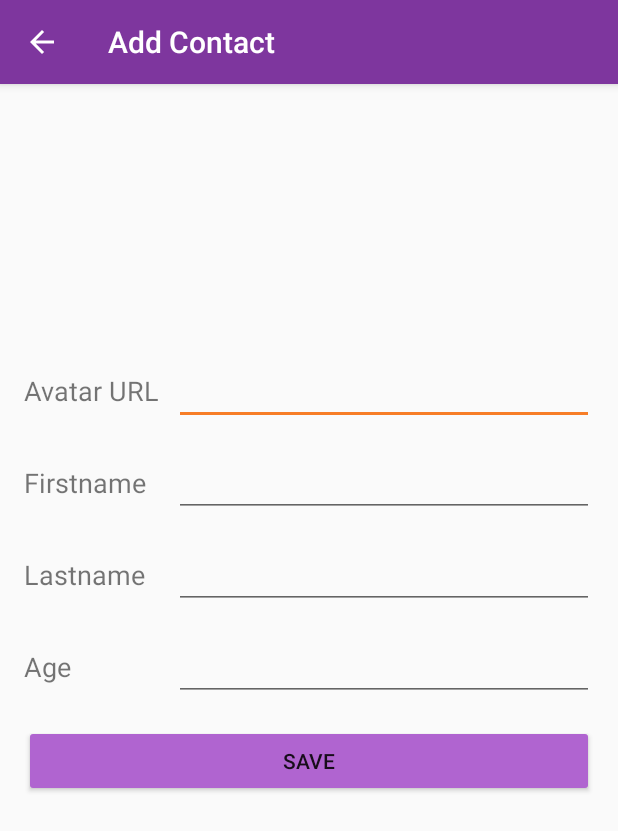
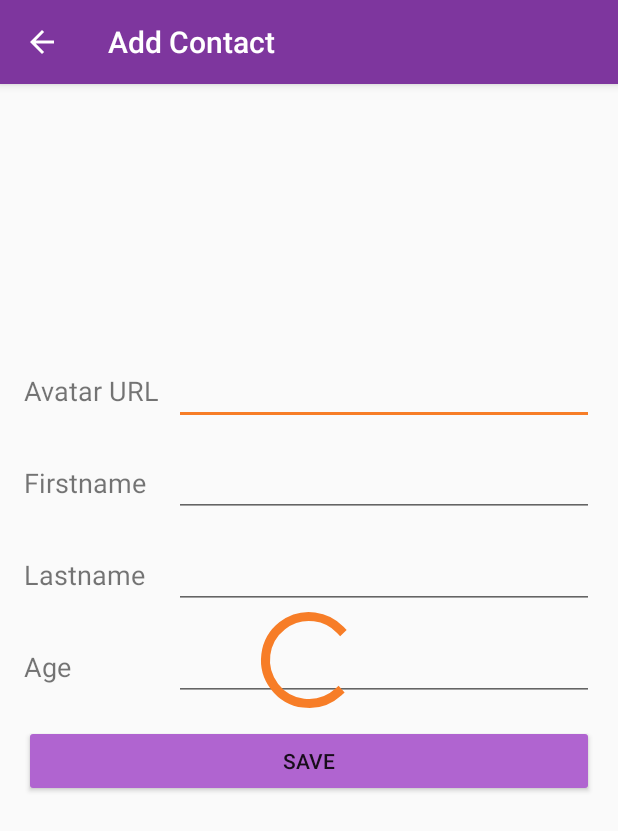
Before and after one commit to rezkyatinnov/jenius-contact-android, an Android app: the CreateUpdateContactActivity screen opened directly, with no data from a screen before it, on a phone screen of 412 x 824 dp. Shown: the top 831 px of the screen. Run offline under Robolectric (Android 15) with nearby library versions, the phone set to English and light mode, and no system bars; our stand-ins replace Dagger/Hilt's generated code, data binding; libraries missing offline, so code that uses them is left out: com.jakewharton.retrofit2; pictures from the network do not load; 9 statements that could not run were skipped.

Commit message:
loading state on create/update screen

```diff
--- a/app/src/main/java/com/rezkyatinnov/jeniuscontact/ui/createupdatecontact/CreateUpdateContactActivity.kt
+++ b/app/src/main/java/com/rezkyatinnov/jeniuscontact/ui/createupdatecontact/CreateUpdateContactActivity.kt
@@ -5,10 +5,10 @@ import android.view.MenuItem
 import androidx.databinding.DataBindingUtil
 import androidx.lifecycle.ViewModelProviders
 import com.rezkyatinnov.jeniuscontact.R
-import com.rezkyatinnov.jeniuscontact.databinding.ActivityAddContactBinding
+import com.rezkyatinnov.jeniuscontact.databinding.ActivityCreateupdateContactBinding
 import com.rezkyatinnov.jeniuscontact.injection.ViewModelFactory
 import com.rezkyatinnov.jeniuscontact.ui.BaseActivity
-import kotlinx.android.synthetic.main.activity_add_contact.*
+import kotlinx.android.synthetic.main.activity_createupdate_contact.*
 import javax.inject.Inject as Inject1
 
 /**
@@ -19,7 +19,7 @@ class CreateUpdateContactActivity : BaseActivity() {
     @Inject1
     lateinit var viewModelFactory: ViewModelFactory
 
-    lateinit var binding: ActivityAddContactBinding
+    lateinit var binding: ActivityCreateupdateContactBinding
     lateinit var viewModel: CreateUpdateContactViewModel
 
     var isUpdate = false
@@ -28,7 +28,7 @@ class CreateUpdateContactActivity : BaseActivity() {
     override fun onCreate(savedInstanceState: Bundle?) {
         super.onCreate(savedInstanceState)
         getIntentData()
-        binding = DataBindingUtil.setContentView(this,R.layout.activity_add_contact)
+        binding = DataBindingUtil.setContentView(this,R.layout.activity_createupdate_contact)
         setSupportActionBar(toolbar)
         supportActionBar!!.setHomeButtonEnabled(true)
         supportActionBar!!.setDisplayHomeAsUpEnabled(true)
--- a/app/src/main/java/com/rezkyatinnov/jeniuscontact/ui/createupdatecontact/CreateUpdateContactViewModel.kt
+++ b/app/src/main/java/com/rezkyatinnov/jeniuscontact/ui/createupdatecontact/CreateUpdateContactViewModel.kt
@@ -23,6 +23,8 @@ import okhttp3.Headers
 class CreateUpdateContactViewModel(var activity: CreateUpdateContactActivity) : BaseViewModel(activity),
     RestSubscriber<ApiResponse<Void>> {
 
+    var loadingVisibility = MutableLiveData<Int>()
+
     var avatar = MutableLiveData<String>()
     var firstname = ""
     var lastname = ""
@@ -31,6 +33,10 @@ class CreateUpdateContactViewModel(var activity: CreateUpdateContactActivity) :
     var firstnameMutable = MutableLiveData<String>()
     var lastnameMutable = MutableLiveData<String>()
     var ageMutable = MutableLiveData<String>()
+
+    init {
+        loadingVisibility.value = View.GONE
+    }
 
     val avatarTextChangeListener = object : TextWatcher {
         override fun afterTextChanged(s: Editable?) {
@@ -99,12 +105,15 @@ class CreateUpdateContactViewModel(var activity: CreateUpdateContactActivity) :
             apiServices.getContact(id),
             object : RestSubscriber<ApiResponse<Contact>> {
                 override fun onRestCallStart() {
+                    loadingVisibility.value = View.VISIBLE
                 }
 
                 override fun onRestCallFinish() {
+                    loadingVisibility.value = View.GONE
                 }
 
                 override fun onSuccess(headers: Headers, body: ApiResponse<Contact>?) {
+                    loadingVisibility.value = View.GONE
                     avatarMutable.value = body!!.data!!.photo
                     avatar.value = body.data!!.photo
                     firstnameMutable.value = body.data!!.firstName
@@ -113,6 +122,14 @@ class CreateUpdateContactViewModel(var activity: CreateUpdateContactActivity) :
                 }
 
                 override fun onFailed(error: ErrorResponse) {
+                    loadingVisibility.value = View.GONE
+                    MaterialDialog(activity).show {
+                        message(null, error.message)
+                        positiveButton {
+                            dismiss()
+                            activity.finish()
+                        }
+                    }
                 }
 
             }
@@ -132,12 +149,15 @@ class CreateUpdateContactViewModel(var activity: CreateUpdateContactActivity) :
                 apiServices.putContact(activity.id, contact),
                 object : RestSubscriber<ApiResponse<Contact>> {
                     override fun onRestCallStart() {
+                        loadingVisibility.value = View.VISIBLE
                     }
 
                     override fun onRestCallFinish() {
+                        loadingVisibility.value = View.GONE
                     }
 
                     override fun onSuccess(headers: Headers, body: ApiResponse<Contact>?) {
+                        loadingVisibility.value = View.GONE
                         MaterialDialog(activity).show {
                             message(null, body!!.message)
                             positiveButton {
@@ -151,6 +171,7 @@ class CreateUpdateContactViewModel(var activity: CreateUpdateContactActivity) :
                     }
 
                     override fun onFailed(error: ErrorResponse) {
+                        loadingVisibility.value = View.GONE
                         MaterialDialog(activity).show {
                             message(null, error.message)
                             positiveButton {
@@ -175,12 +196,15 @@ class CreateUpdateContactViewModel(var activity: CreateUpdateContactActivity) :
     }
 
     override fun onRestCallStart() {
+        loadingVisibility.value = View.VISIBLE
     }
 
     override fun onRestCallFinish() {
+        loadingVisibility.value = View.GONE
     }
 
     override fun onSuccess(headers: Headers, body: ApiResponse<Void>?) {
+        loadingVisibility.value = View.GONE
         MaterialDialog(activity).show {
             message(null, body!!.message)
             positiveButton {
@@ -194,6 +218,7 @@ class CreateUpdateContactViewModel(var activity: CreateUpdateContactActivity) :
     }
 
     override fun onFailed(error: ErrorResponse) {
+        loadingVisibility.value = View.GONE
         MaterialDialog(activity).show {
             message(null, error.message)
             positiveButton {
--- a/app/src/main/res/layout/activity_add_contact.xml
+++ /dev/null
@@ -1,155 +0,0 @@
-<?xml version="1.0" encoding="utf-8"?>
-<layout xmlns:android="http://schemas.android.com/apk/res/android"
-    xmlns:app="http://schemas.android.com/apk/res-auto"
-    xmlns:tools="http://schemas.android.com/tools">
-
-    <data>
-
-        <variable
-            name="viewModel"
-            type="com.rezkyatinnov.jeniuscontact.ui.createupdatecontact.CreateUpdateContactViewModel" />
-    </data>
-
-    <LinearLayout
-        android:layout_width="match_parent"
-        android:layout_height="match_parent"
-        android:orientation="vertical">
-
-        <com.google.android.material.appbar.AppBarLayout
-            android:layout_width="match_parent"
-            android:layout_height="wrap_content"
-            android:theme="@style/AppTheme.AppBarOverlay">
-
-            <androidx.appcompat.widget.Toolbar
-                android:id="@+id/toolbar"
-                android:layout_width="match_parent"
-                android:layout_height="?attr/actionBarSize"
-                android:background="?attr/colorPrimary"
-                app:popupTheme="@style/AppTheme.PopupOverlay" />
-
-        </com.google.android.material.appbar.AppBarLayout>
-
-        <ScrollView
-            android:layout_width="match_parent"
-            android:layout_height="match_parent">
-
-            <LinearLayout
-                android:layout_width="match_parent"
-                android:layout_height="match_parent"
-                android:gravity="center_horizontal"
-                android:orientation="vertical"
-                android:padding="@dimen/activity_horizontal_margin">
-
-                <ImageView
-                    android:layout_width="150dp"
-                    android:layout_height="150dp"
-                    android:contentDescription="@null"
-                    app:mutableImageUrl="@{viewModel.avatar}"
-                    tools:srcCompat="@tools:sample/avatars" />
-
-                <LinearLayout
-                    android:layout_width="match_parent"
-                    android:layout_height="wrap_content"
-                    android:layout_marginTop="@dimen/activity_vertical_margin"
-                    android:orientation="horizontal">
-
-                    <TextView
-                        android:layout_width="100dp"
-                        android:layout_height="wrap_content"
-                        android:text="@string/avatar_url"
-                        android:textSize="18sp" />
-
-                    <EditText
-                        android:layout_width="0dp"
-                        android:layout_height="wrap_content"
-                        android:layout_weight="1"
-                        android:imeOptions="actionNext"
-                        android:inputType="textUri"
-                        android:textSize="18sp"
-                        app:mutableText="@{viewModel.avatarMutable}"
-                        app:textChangedListener="@{viewModel.avatarTextChangeListener}" />
-                </LinearLayout>
-
-                <LinearLayout
-                    android:layout_width="match_parent"
-                    android:layout_height="wrap_content"
-                    android:layout_marginTop="@dimen/activity_vertical_margin"
-                    android:orientation="horizontal">
-
-                    <TextView
-                        android:layout_width="100dp"
-                        android:layout_height="wrap_content"
-                        android:text="@string/firstname"
-                        android:textSize="18sp" />
-
-                    <EditText
-                        android:layout_width="0dp"
-                        android:layout_height="wrap_content"
-                        android:layout_weight="1"
-                        android:imeOptions="actionNext"
-                        android:inputType="textPersonName"
-                        android:textSize="18sp"
-                        app:mutableText="@{viewModel.firstnameMutable}"
-                        app:textChangedListener="@{viewModel.firstnameTextChangeListener}" />
-                </LinearLayout>
-
-                <LinearLayout
-                    android:layout_width="match_parent"
-                    android:layout_height="wrap_content"
-                    android:layout_marginTop="@dimen/activity_vertical_margin"
-                    android:orientation="horizontal">
-
-                    <TextView
-                        android:layout_width="100dp"
-                        android:layout_height="wrap_content"
-                        android:text="@string/lastname"
-                        android:textSize="18sp" />
-
-                    <EditText
-                        android:layout_width="0dp"
-                        android:layout_height="wrap_content"
-                        android:layout_weight="1"
-                        android:imeOptions="actionNext"
-                        android:inputType="textPersonName"
-                        android:textSize="18sp"
-                        app:mutableText="@{viewModel.lastnameMutable}"
-                        app:textChangedListener="@{viewModel.lastnameTextChangeListener}" />
-                </LinearLayout>
-
-                <LinearLayout
-                    android:layout_width="match_parent"
-                    android:layout_height="wrap_content"
-                    android:layout_marginTop="@dimen/activity_vertical_margin"
-                    android:orientation="horizontal">
-
-                    <TextView
-                        android:layout_width="100dp"
-                        android:layout_height="wrap_content"
-                        android:text="@string/age"
-                        android:textSize="18sp" />
-
-                    <EditText
-                        android:layout_width="0dp"
-                        android:layout_height="wrap_content"
-                        android:layout_weight="1"
-                        android:imeOptions="actionDone"
-                        android:inputType="number"
-                        android:textSize="18sp"
-                        app:mutableText="@{viewModel.ageMutable}"
-                        app:textChangedListener="@{viewModel.ageTextChangeListener}" />
-                </LinearLayout>
-
-                <Button
-                    android:layout_width="match_parent"
-                    android:layout_height="wrap_content"
-                    android:layout_marginTop="@dimen/activity_vertical_margin"
-                    android:backgroundTint="@color/colorPrimaryLight"
-                    android:text="@string/save"
-                    app:onClickListener="@{viewModel.onSaveClickListener}"
-                    tools:ignore="UnusedAttribute" />
-
-            </LinearLayout>
-        </ScrollView>
-
-    </LinearLayout>
-</layout>
--- /dev/null
+++ b/app/src/main/res/layout/activity_createupdate_contact.xml
@@ -0,0 +1,178 @@
+<?xml version="1.0" encoding="utf-8"?>
+<layout xmlns:android="http://schemas.android.com/apk/res/android"
+    xmlns:app="http://schemas.android.com/apk/res-auto"
+    xmlns:tools="http://schemas.android.com/tools">
+
+    <data>
+
+        <variable
+            name="viewModel"
+            type="com.rezkyatinnov.jeniuscontact.ui.createupdatecontact.CreateUpdateContactViewModel" />
+    </data>
+
+    <LinearLayout
+        android:layout_width="match_parent"
+        android:layout_height="match_parent"
+        android:orientation="vertical">
+
+        <com.google.android.material.appbar.AppBarLayout
+            android:layout_width="match_parent"
+            android:layout_height="wrap_content"
+            android:theme="@style/AppTheme.AppBarOverlay">
+
+            <androidx.appcompat.widget.Toolbar
+                android:id="@+id/toolbar"
+                android:layout_width="match_parent"
+                android:layout_height="?attr/actionBarSize"
+                android:background="?attr/colorPrimary"
+                app:popupTheme="@style/AppTheme.PopupOverlay" />
+
+        </com.google.android.material.appbar.AppBarLayout>
+
+
+        <FrameLayout
+            android:layout_width="match_parent"
+            android:layout_height="match_parent"
+            android:fitsSystemWindows="true">
+
+            <ScrollView
+                android:layout_width="match_parent"
+                android:layout_height="match_parent">
+
+                <LinearLayout
+                    android:layout_width="match_parent"
+                    android:layout_height="match_parent"
+                    android:gravity="center_horizontal"
+                    android:orientation="vertical"
+                    android:padding="@dimen/activity_horizontal_margin">
+
+                    <ImageView
+                        android:layout_width="150dp"
+                        android:layout_height="150dp"
+                        android:contentDescription="@null"
+                        app:mutableImageUrl="@{viewModel.avatar}"
+                        tools:srcCompat="@tools:sample/avatars" />
+
+                    <LinearLayout
+                        android:layout_width="match_parent"
+                        android:layout_height="wrap_content"
+                        android:layout_marginTop="@dimen/activity_vertical_margin"
+                        android:orientation="horizontal">
+
+                        <TextView
+                            android:layout_width="100dp"
+                            android:layout_height="wrap_content"
+                            android:text="@string/avatar_url"
+                            android:textSize="18sp" />
+
+                        <EditText
+                            android:layout_width="0dp"
+                            android:layout_height="wrap_content"
+                            android:layout_weight="1"
+                            android:imeOptions="actionNext"
+                            android:inputType="textUri"
+                            android:textSize="18sp"
+                            app:mutableText="@{viewModel.avatarMutable}"
+                            app:textChangedListener="@{viewModel.avatarTextChangeListener}" />
+                    </LinearLayout>
+
+                    <LinearLayout
+                        android:layout_width="match_parent"
+                        android:layout_height="wrap_content"
+                        android:layout_marginTop="@dimen/activity_vertical_margin"
+                        android:orientation="horizontal">
+
+                        <TextView
+                            android:layout_width="100dp"
+                            android:layout_height="wrap_content"
+                            android:text="@string/firstname"
+                            android:textSize="18sp" />
+
+                        <EditText
+                            android:layout_width="0dp"
+                            android:layout_height="wrap_content"
+                            android:layout_weight="1"
+                            android:imeOptions="actionNext"
+                            android:inputType="textPersonName"
+                            android:textSize="18sp"
+                            app:mutableText="@{viewModel.firstnameMutable}"
+                            app:textChangedListener="@{viewModel.firstnameTextChangeListener}" />
+                    </LinearLayout>
+
+                    <LinearLayout
+                        android:layout_width="match_parent"
+                        android:layout_height="wrap_content"
+                        android:layout_marginTop="@dimen/activity_vertical_margin"
+                        android:orientation="horizontal">
+
+                        <TextView
+                            android:layout_width="100dp"
+                            android:layout_height="wrap_content"
+                            android:text="@string/lastname"
+                            android:textSize="18sp" />
+
+                        <EditText
+                            android:layout_width="0dp"
+                            android:layout_height="wrap_content"
+                            android:layout_weight="1"
+                            android:imeOptions="actionNext"
+                            android:inputType="textPersonName"
+                            android:textSize="18sp"
+                            app:mutableText="@{viewModel.lastnameMutable}"
+                            app:textChangedListener="@{viewModel.lastnameTextChangeListener}" />
+                    </LinearLayout>
+
+                    <LinearLayout
+                        android:layout_width="match_parent"
+                        android:layout_height="wrap_content"
+                        android:layout_marginTop="@dimen/activity_vertical_margin"
+                        android:orientation="horizontal">
+
+                        <TextView
+                            android:layout_width="100dp"
+                            android:layout_height="wrap_content"
+                            android:text="@string/age"
+                            android:textSize="18sp" />
+
+                        <EditText
+                            android:layout_width="0dp"
+                            android:layout_height="wrap_content"
+                            android:layout_weight="1"
+                            android:imeOptions="actionDone"
+                            android:inputType="number"
+                            android:textSize="18sp"
+                            app:mutableText="@{viewModel.ageMutable}"
+                            app:textChangedListener="@{viewModel.ageTextChangeListener}" />
+                    </LinearLayout>
+
+                    <Button
+                        android:layout_width="match_parent"
+                        android:layout_height="wrap_content"
+                        android:layout_marginTop="@dimen/activity_vertical_margin"
+                        android:backgroundTint="@color/colorPrimaryLight"
+                        android:text="@string/save"
+                        app:onClickListener="@{viewModel.onSaveClickListener}"
+                        tools:ignore="UnusedAttribute" />
+
+                </LinearLayout>
+            </ScrollView>
+
+            <RelativeLayout
+                android:id="@+id/rrLoadingPB"
+                android:layout_width="match_parent"
+                android:layout_height="match_parent"
+                android:clickable="true"
+                android:gravity="center"
+                app:mutableVisibility="@{viewModel.loadingVisibility}">
+
+                <ProgressBar
+                    android:id="@+id/progressBar"
+                    style="?android:attr/progressBarStyleLarge"
+                    android:layout_width="wrap_content"
+                    android:layout_height="wrap_content"
+                    android:layout_gravity="center" />
+            </RelativeLayout>
+        </FrameLayout>
+
+    </LinearLayout>
+</layout>
```
